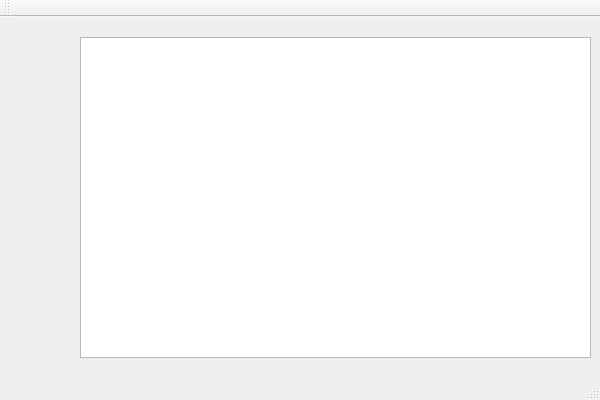
Before: the Qt Designer form Code_Samples/C++/Qt/PortableGUITest/mainwindow.ui in vmlemon/understand, drawn with Qt 5.
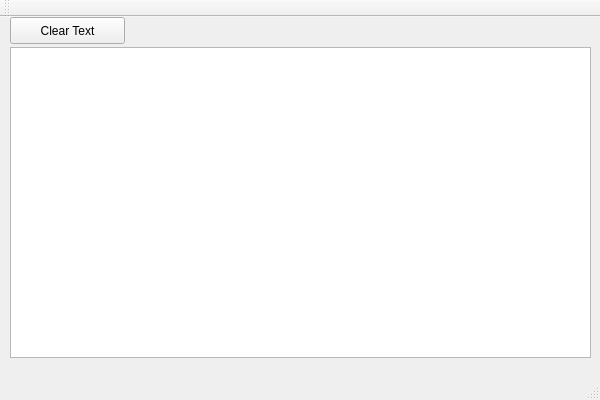
After: the same form once the commit is applied.

Commit message: Add a "Clear Text" button

Patch:
```diff
--- a/Code_Samples/C++/Qt/PortableGUITest/mainwindow.ui
+++ b/Code_Samples/C++/Qt/PortableGUITest/mainwindow.ui
@@ -17,13 +17,26 @@
    <widget class="QTextBrowser" name="textBrowser">
     <property name="geometry">
      <rect>
-      <x>80</x>
-      <y>20</y>
-      <width>511</width>
-      <height>321</height>
+      <x>10</x>
+      <y>30</y>
+      <width>581</width>
+      <height>311</height>
      </rect>
     </property>
    </widget>
+   <widget class="QPushButton" name="pushButton">
+    <property name="geometry">
+     <rect>
+      <x>10</x>
+      <y>0</y>
+      <width>115</width>
+      <height>27</height>
+     </rect>
+    </property>
+    <property name="text">
+     <string>Clear Text</string>
+    </property>
+   </widget>
   </widget>
   <widget class="QMenuBar" name="menuBar">
    <property name="geometry">
```
